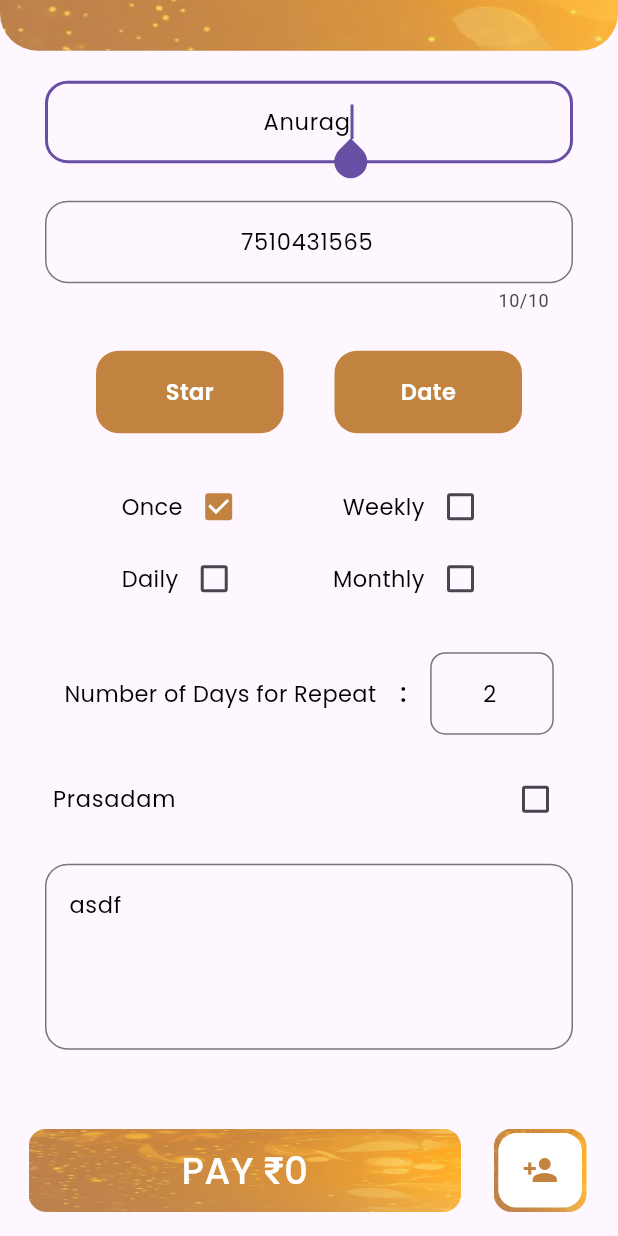
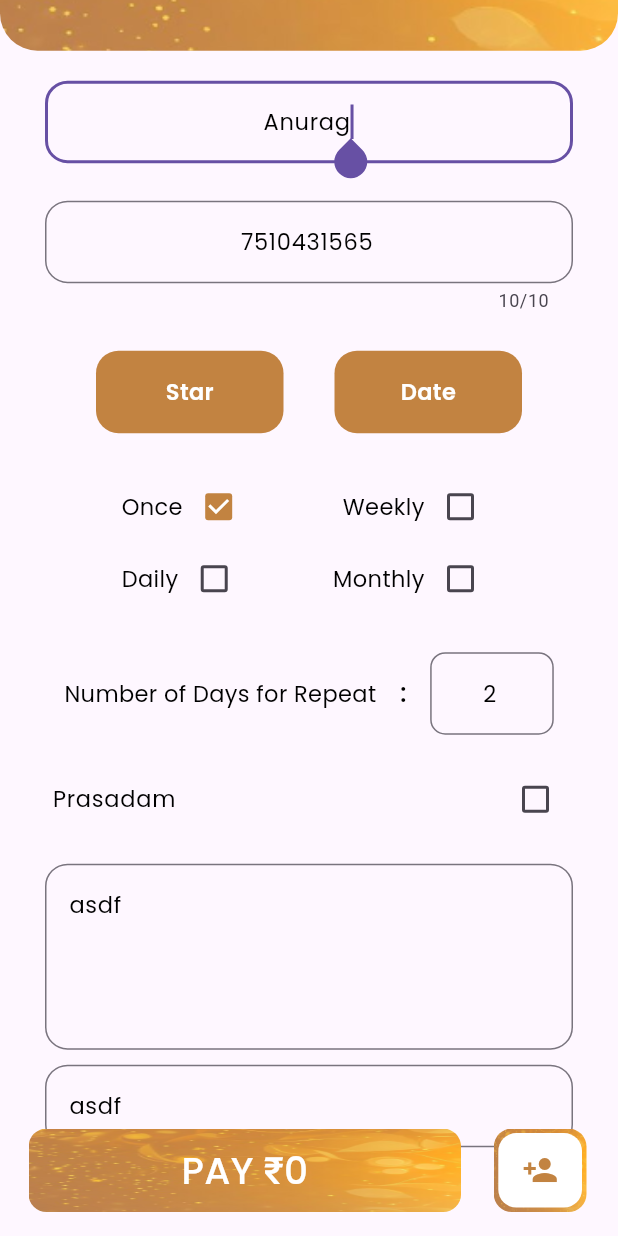
Before and after one commit to Astrin-work/kshethra-pine-labs, a Flutter app: the AdvancedBookingConfirmView screen opened directly with empty values, scrolled down 131 dp, on a phone screen of 412 x 824 dp. Run offline on Flutter 3.47's test engine with Material 3 defaults, Android fonts, the phone set to English and light mode, and no system bars; our stand-ins replace easy_localization, flutter_secure_storage, hive, image_picker, lottie, permission_handler and 1 more; missing offline and left inert: translator; accounts and stored records are empty.

```diff
--- a/lib/main.dart
+++ b/lib/main.dart
@@ -1,6 +1,7 @@
 import 'package:flutter/material.dart';
 import 'package:hive/hive.dart';
 import 'package:kshethra_mini/utils/hive/constants.dart';
+import 'package:kshethra_mini/view/cash_payment.dart';
 import 'package:kshethra_mini/view/splash_screen_view.dart';
 import 'package:kshethra_mini/view_model/auth_viewmodel.dart';
 import 'package:kshethra_mini/view_model/booking_viewmodel.dart';
--- a/lib/utils/components/choose_payment_method_Widget.dart
+++ b/lib/utils/components/choose_payment_method_Widget.dart
@@ -36,7 +36,7 @@ class ChoosePaymentMethodWidget extends StatelessWidget {
                 decoration: BoxDecoration(
                   color:
                       isSelected
-                          ? kDullPrimaryColor
+                          ? kDullPrimaryColor.withOpacity(0.2)
                           : Colors.white,
                   borderRadius: BorderRadius.circular(12),
                   border: Border.all(
--- a/lib/view/payment_complete_screen.dart
+++ b/lib/view/payment_complete_screen.dart
@@ -33,7 +33,6 @@ class PaymentCompleteScreen extends StatelessWidget {
                   children: [
                     12.kH,
                     // Text("Amount : ₹ $amount", style: styles.blackRegular22),
-
                     BuildTextWidget(
                       text: "Amount ₹ $amount",
                       color: kBlack,
--- a/lib/view/widgets/advanced_booking_page_widget/advance_booking_confirm_form.dart
+++ b/lib/view/widgets/advanced_booking_page_widget/advance_booking_confirm_form.dart
@@ -30,6 +30,7 @@ class _AdvancedBookingConfirmFormState
   final TextEditingController _phoneController = TextEditingController(text: "7510431565");
   final TextEditingController _repDaysController = TextEditingController(text: "2");
   final TextEditingController _addressController = TextEditingController(text: "asdf");
+  final TextEditingController _pinCodeController = TextEditingController(text: "asdf");
 
   @override
   void dispose() {
@@ -37,15 +38,9 @@ class _AdvancedBookingConfirmFormState
     _phoneController.dispose();
     _repDaysController.dispose();
     _addressController.dispose();
+    _pinCodeController.dispose();
     super.dispose();
   }
-  //
-  // int get _repeatDays {
-  //   final text = _repDaysController.text;
-  //   return int.tryParse(text) ?? 0;
-  // }
-  //
-  // double _postalAmount = 0.0;
   double _TottalAmount=0.0;
 
   final Map<String, double> postalRates = {"Postal": 5.0, "Speed Post": 45.0};
@@ -329,6 +324,25 @@ class _AdvancedBookingConfirmFormState
                   ),
                 ),
               ),
+              SizedBox(height: 10,),
+              TextFormField(
+                validator:
+                    (value) => Validation.emptyValidation(
+                  value,
+                  "Enter your Pincode",
+                ),
+              maxLength: 6,
+                keyboardType: TextInputType.number,
+                controller: _pinCodeController,
+                maxLines: 1,
+                style: styles.blackRegular15,
+                decoration: InputDecoration(
+                  hintText: "Pincode".tr(),
+                  border: OutlineInputBorder(
+                    borderRadius: BorderRadius.circular(15),
+                  ),
+                ),
+              ),
             ],
           ),
         ),
```
Also changed, not shown: lib/view/widgets/payment_method_screen.dart (+17 -10 lines), lib/view_model/booking_viewmodel.dart (+19 -9 lines).
